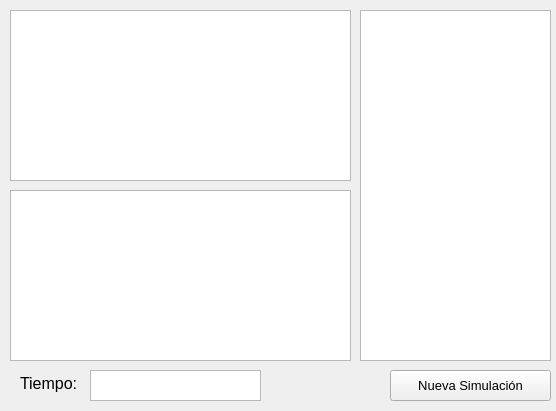
Old version of the form Simulacion.ui in the repository MasterDigimon/Sem_SO.
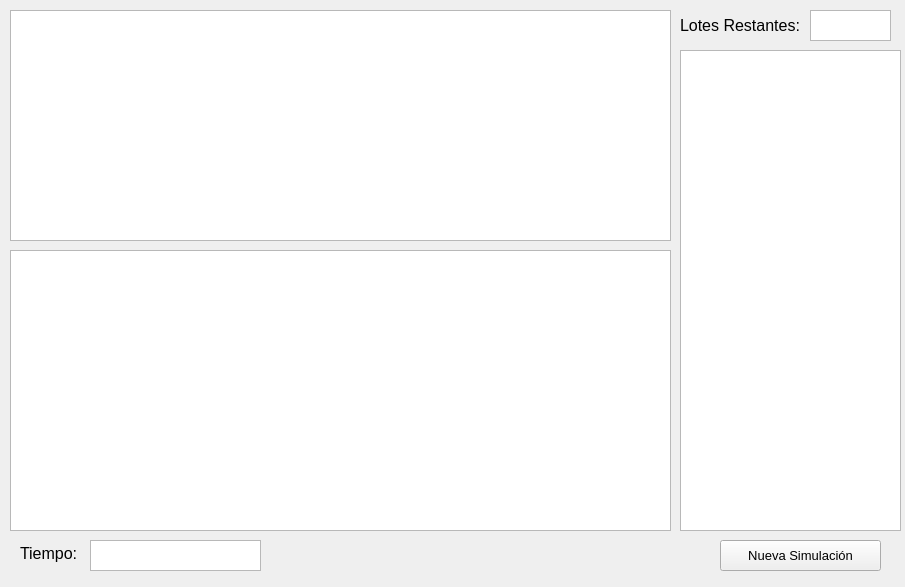
New version of the form.

```diff
--- a/Simulacion.ui
+++ b/Simulacion.ui
@@ -6,8 +6,8 @@
    <rect>
     <x>0</x>
     <y>0</y>
-    <width>556</width>
-    <height>411</height>
+    <width>905</width>
+    <height>587</height>
    </rect>
   </property>
   <property name="windowTitle">
@@ -16,8 +16,8 @@
   <widget class="QPushButton" name="Nuevo_Boton">
    <property name="geometry">
     <rect>
-     <x>390</x>
-     <y>370</y>
+     <x>720</x>
+     <y>540</y>
      <width>161</width>
      <height>31</height>
     </rect>
@@ -35,7 +35,7 @@
    <property name="geometry">
     <rect>
      <x>20</x>
-     <y>373</y>
+     <y>543</y>
      <width>71</width>
      <height>21</height>
     </rect>
@@ -53,39 +53,67 @@
    <property name="geometry">
     <rect>
      <x>90</x>
-     <y>370</y>
+     <y>540</y>
      <width>171</width>
      <height>31</height>
     </rect>
    </property>
   </widget>
-  <widget class="QTextBrowser" name="Simulacion_TB">
+  <widget class="QTableWidget" name="Simulacion_TW">
    <property name="geometry">
     <rect>
      <x>10</x>
      <y>10</y>
-     <width>341</width>
-     <height>171</height>
+     <width>661</width>
+     <height>231</height>
     </rect>
    </property>
   </widget>
-  <widget class="QTextBrowser" name="Resultados_TB">
+  <widget class="QTableWidget" name="Lotes_TW">
    <property name="geometry">
     <rect>
+     <x>680</x>
+     <y>50</y>
+     <width>221</width>
+     <height>481</height>
+    </rect>
+   </property>
+  </widget>
+  <widget class="QTableWidget" name="Resultados_TW">
+   <property name="geometry">
+    <rect>
      <x>10</x>
-     <y>190</y>
-     <width>341</width>
-     <height>171</height>
+     <y>250</y>
+     <width>661</width>
+     <height>281</height>
     </rect>
    </property>
   </widget>
-  <widget class="QTextBrowser" name="Lotes_TB">
+  <widget class="QLabel" name="label_2">
    <property name="geometry">
     <rect>
-     <x>360</x>
+     <x>680</x>
      <y>10</y>
-     <width>191</width>
-     <height>351</height>
+     <width>121</width>
+     <height>31</height>
+    </rect>
+   </property>
+   <property name="font">
+    <font>
+     <pointsize>12</pointsize>
+    </font>
+   </property>
+   <property name="text">
+    <string>Lotes Restantes:</string>
+   </property>
+  </widget>
+  <widget class="QTextBrowser" name="Lotes_Restantes_TB">
+   <property name="geometry">
+    <rect>
+     <x>810</x>
+     <y>10</y>
+     <width>81</width>
+     <height>31</height>
     </rect>
    </property>
   </widget>
```
